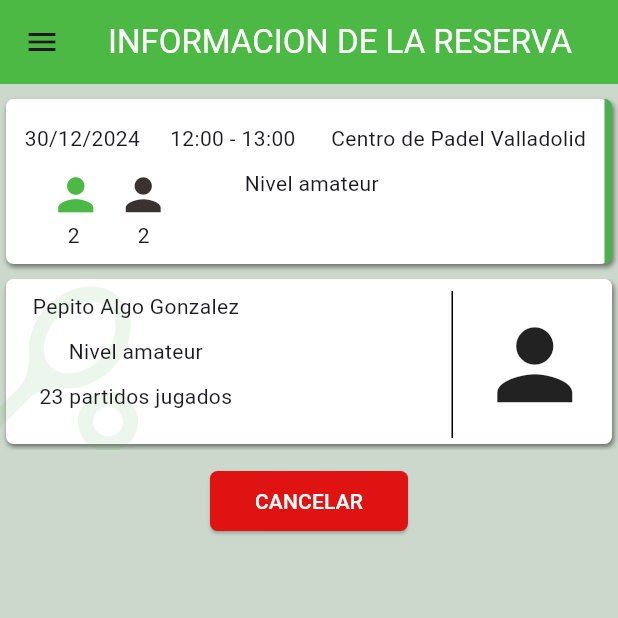
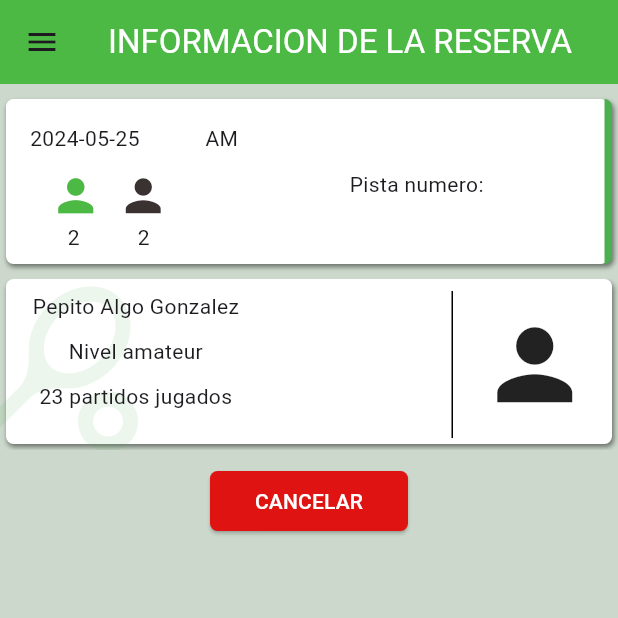
Before and after one commit to ManuLazaro/padel_proyecto, a Flutter app: the PaginaInfoReservas screen opened directly, on a phone screen of 412 x 824 dp, the top half of it. Run offline on Flutter 3.47's test engine with Material 3 defaults, Android fonts, the light colour scheme and no system bars; our stand-ins replace sqflite; accounts and stored records are empty.

Commit message:
Reservar una pista

```diff
--- a/lib/modelos/pista.dart
+++ b/lib/modelos/pista.dart
@@ -51,7 +51,7 @@ class Pista {
 
   //Getters y setters
   int? get id => _id;
-   String get centroDeportivo => _centroDeportivo;
+  String get centroDeportivo => _centroDeportivo;
   String get direccion => _direccion;
   DateTime get fecha => _fecha;
   String get nombrePista => _nombrePista;
--- a/lib/paginas/pagina_crear_pistas.dart
+++ b/lib/paginas/pagina_crear_pistas.dart
@@ -255,6 +255,7 @@ Widget build(BuildContext context) {
               onPressed: () {
                 if(_formkey.currentState!.validate())
                 {
+
                     _formkey.currentState!.save();
                     //insertar en base de datos
                     DBHelper dbHelper = new DBHelper();
--- a/lib/provider/datos_usuario.dart
+++ b/lib/provider/datos_usuario.dart
@@ -1,21 +1,32 @@
 import 'package:flutter/cupertino.dart';
+import 'package:padel_proyecto/modelos/pista.dart';
 import 'package:padel_proyecto/modelos/usuario.dart';
 
 class Datos with ChangeNotifier{
 
-  late Usuario _actual ;
+  late Usuario _actual ; // PARA LOS DATOS DEL USUARIO
+  late Pista _pistaSeleccionada; // PARA LOS DATOS DE LA PISTA
 
 
 
+//constructro
   Datos (){
-    _actual = Usuario();
-
+    _actual = Usuario(); // PARA LOS DATOS DEL USUARIO
+    _pistaSeleccionada = Pista();// PARA LOS DATOS DE LA PISTA
   }
 
-  Usuario get usuarioActual => this._actual;
 
-  set usuarioActual(Usuario value){
+
+//Getter y setters
+  Usuario get usuarioActual => this._actual;// PARA LOS DATOS DEL USUARIO
+  Pista get pistaSeleccionada => this._pistaSeleccionada;// PARA LOS DATOS DE LA PISTA
+
+  set usuarioActual(Usuario value){// PARA LOS DATOS DEL USUARIO
     this._actual=value;
+    notifyListeners();
+  }
+  set pistaSeleccionada(Pista value) {// PARA LOS DATOS DE LA PISTA
+    this._pistaSeleccionada = value;
     notifyListeners();
   }
 
--- a/lib/widgets/cuadro_pistas.dart
+++ b/lib/widgets/cuadro_pistas.dart
@@ -1,10 +1,14 @@
 import 'package:flutter/cupertino.dart';
 import 'package:flutter/material.dart';
 import 'package:flutter/widgets.dart';
+import 'package:padel_proyecto/modelos/pista.dart';
 
 import 'package:padel_proyecto/paginas/pagina_info_mis_reservas.dart';
 import 'package:padel_proyecto/paginas/pagina_info_pistas.dart';
 import 'package:padel_proyecto/widgets/ThemeApp.dart';
+import 'package:provider/provider.dart';
+
+import '../provider/datos_usuario.dart';
 
 
 class cuadroPistas extends StatelessWidget {
@@ -15,6 +19,7 @@ class cuadroPistas extends StatelessWidget {
     required this.hora,
     required this.fecha,
     required this.ocupados,
+    //required this.pista,
   }) : super(key: key);
 
   final String centro;
@@ -22,9 +27,11 @@ class cuadroPistas extends StatelessWidget {
   final String hora;
   final String fecha;
   final int ocupados;
-
+//  final Pista pista;
   @override
   Widget build(BuildContext context) {
+    final datosPista = Provider.of<Datos>(context);
+    Pista pista = new Pista();
     return
     Stack(
       children: [
@@ -70,6 +77,7 @@ class cuadroPistas extends StatelessWidget {
         ////////////////////////////////////////////////////////////////////
         GestureDetector(
           onTap: () {
+        //    datosPista.pistaSeleccionada = pista; // info de la pista
             Navigator.push(
               context,
               MaterialPageRoute(builder: (context) => PaginasInfoPistas()),
@@ -530,6 +538,12 @@ class cuadroInformacionPista extends StatelessWidget {
 
   @override
   Widget build(BuildContext context) {
+    final pistaSeleccionada = Provider.of<Datos>(context).pistaSeleccionada;
+    // DateTime fecha = datos.pistaSeleccionada.fecha;
+    // String centroDeportivo = datos.pistaSeleccionada.centroDeportivo;
+    // String hora = datos.pistaSeleccionada.hora;
+
+
     return Container(
     padding: EdgeInsets.all(6.0), // Sirve para dar espacio por dentro
     margin: EdgeInsets.symmetric(vertical: 10.0, horizontal: 4.0),
@@ -551,20 +565,21 @@ class cuadroInformacionPista extends StatelessWidget {
         ),
       ),
     ),
-        child: const Column(
+        child:  Column(
           children: [
             SizedBox(height: 10),
             Row( // fila 1
               children: [
                 Expanded(
                   child: Row(
-                    mainAxisAlignment: MainAxisAlignment.center,
+                    mainAxisAlignment: MainAxisAlignment.start,
                     children: [
-                      Text('30/12/2024'),
-                      SizedBox(width: 20),
-                      Text('12:00 - 13:00 '),
-                      SizedBox(width: 20),
-                      Text('Centro de Padel Valladolid'),
+                      SizedBox(width: 10),
+                      Text(pistaSeleccionada.fecha.toString().substring(0, 10)),
+                      SizedBox(width: 40),
+                      Text(pistaSeleccionada.hora+ " AM "),
+                      SizedBox(width: 40),
+                      Text(pistaSeleccionada.centroDeportivo),
 
                     ],
                   ),
@@ -580,8 +595,8 @@ class cuadroInformacionPista extends StatelessWidget {
                   Icon(Icons.person, size: 35, color: Color.fromARGB(255, 77, 185, 69)),
                   SizedBox(width: 10),
                   Icon(Icons.person, size: 35, color: Color.fromARGB(255, 58, 49, 49),),
-                  SizedBox(width: 50),
-                  Text('Nivel amateur'),
+                  SizedBox(width: 120),
+                  Text("Pista numero: "+pistaSeleccionada.nombrePista),
                 ],
               ),
             ),
```
Also changed, not shown: lib/modelos/base_de_datos.dart (+8 -1 lines), lib/paginas/pagina_info_pistas.dart (+17 -13 lines), lib/paginas/pagina_principal.dart (+5 -6 lines).
